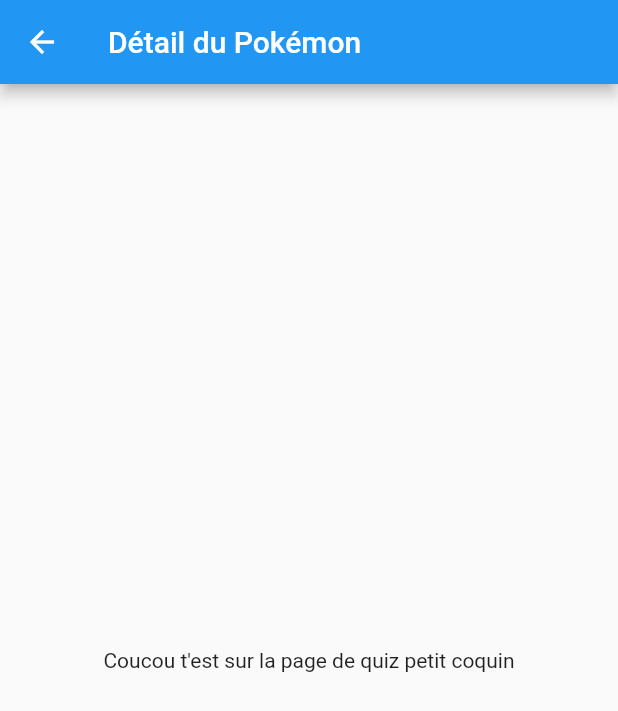
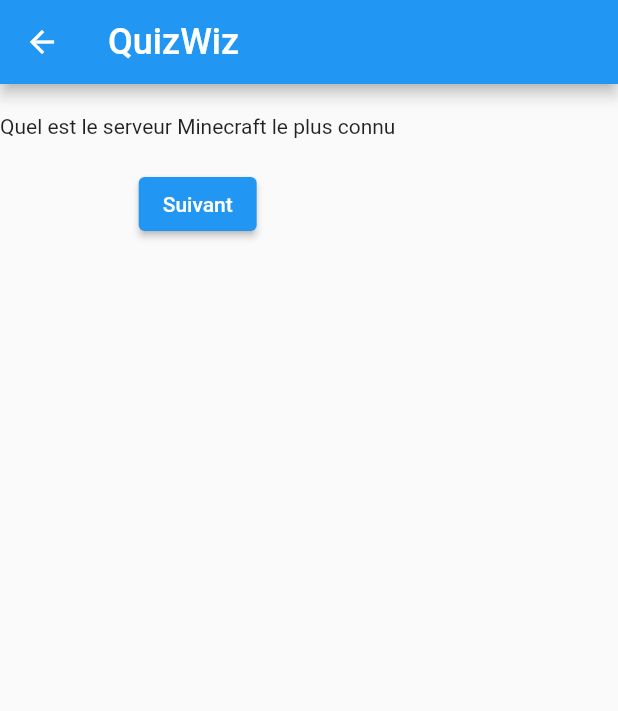
Before and after one commit to DJLGabJean/quiz_mobile, a Flutter app: the screen it shows after launch, after a tap on "Minecraft", on a phone screen of 412 x 824 dp. Shown: the top 711 px of the screen. Run offline on Flutter 3.47's test engine with Material 2 defaults, Android fonts, the phone set to English and light mode, and no system bars.

Commit message:
Enfin ça marche!! J'ai l'affichage des questions

```diff
--- a/lib/class/quiz.dart
+++ b/lib/class/quiz.dart
@@ -5,13 +5,11 @@
   final String title;
   final String description;
   List<Question> questions;
-  final VoidCallback onTap;
 
   Quiz(
     this.title,
     this.description,
     this.questions,
-    this.onTap,
   ) {
     validateQuestions(questions);
   }
--- a/lib/models/quizList.dart
+++ b/lib/controller/quizList.dart
@@ -12,9 +12,6 @@
     Question(3, "Quel est le thème de la mise à jour Trails & Tales", 'QCM', ["La créativité et l'expression de soi via la représentation et la narration", "L'ajout d'un nouveau biome", "Mise à jour des caves et des falaises", "Mise à jour du Nether"]),
     Question(4, 'Quel est le prénom masculin du personnage principal de Minecraft', 'RC', ["Steve"]),
   ],
-  () {
-    navigatorKey.currentState?.pushNamed(PageName.quizpage);
-  },
 );
 
 Quiz sonicQuiz = Quiz(
@@ -26,7 +23,4 @@
     Question(3, "Pourquoi Sonic est rapide ?", 'QCM', ["Grâce à ses chaussures", "A cause d'une expérience du Dr Robotnik", "A cause d'un accident", "Sanic"]),
     Question(4, 'En quoi se transforme Sonic dans Sonic Unleashed ?', 'RC', ["Loup-garou", "Hérisson-garou"]),
   ],
-  () {
-    navigatorKey.currentState?.pushNamed(PageName.quizpage);
-  },
 );
--- a/lib/main.dart
+++ b/lib/main.dart
@@ -1,7 +1,7 @@
 import 'package:flutter/material.dart';
 import 'package:quiz_mobile/class/quiz.dart';
-import 'package:quiz_mobile/models/quizList.dart';
-import 'package:quiz_mobile/quizpage.dart';
+import 'package:quiz_mobile/controller/quizList.dart';
+import 'package:quiz_mobile/routes/quizPage.dart';
 
 GlobalKey<NavigatorState> navigatorKey = GlobalKey<NavigatorState>();
 
@@ -29,7 +29,7 @@
       initialRoute: PageName.home,
       routes: {
       PageName.home: (context) => const HomePage(),
-      PageName.quizpage: (context) => const QuizPage(),
+      PageName.quizpage: (context) => QuizPage(),
       },
     );
   }
@@ -88,7 +88,12 @@
   @override
   Widget build(BuildContext context) {
     return InkWell(
-      onTap : quiz.onTap,
+      onTap : (){
+            Navigator.of(context).pushNamed(
+            PageName.quizpage,
+            arguments: quiz.questions,
+            );
+      },
       child : Container(
         decoration: BoxDecoration(
         color: const Color.fromARGB(255, 0, 121, 191), // Utiliser la couleur hexadécimale spécifiée
--- a/lib/quizpage.dart
+++ /dev/null
@@ -1,23 +0,0 @@
-import 'package:flutter/material.dart';
-
-class QuizPage extends StatelessWidget {
-  const QuizPage({super.key});
-
-  @override
-  Widget build(BuildContext context) {
-
-    return Scaffold(
-      appBar: AppBar(
-        title: const Text("Détail du Pokémon"),
-      ),
-      body: Center(
-        child: Column(
-          mainAxisAlignment: MainAxisAlignment.center,
-          children: const [
-            Text("Coucou t'est sur la page de quiz petit coquin")
-          ],
-        ),
-      ),
-    );
-  }
-}
--- /dev/null
+++ b/lib/routes/quizPage.dart
@@ -0,0 +1,52 @@
+// ignore_for_file: file_names
+
+import 'package:flutter/material.dart';
+import 'package:quiz_mobile/class/question.dart';
+
+class QuizPage extends StatefulWidget {
+
+  // ignore: prefer_const_constructors_in_immutables
+  QuizPage({super.key});
+
+  @override
+  State<QuizPage> createState() => _QuizPageState();
+}
+
+class _QuizPageState extends State<QuizPage> {
+  int currentQuestionIndex = 0;
+
+  @override
+  Widget build(BuildContext context) {
+    final question = ModalRoute.of(context)?.settings.arguments as List<Question>;
+    final currentQuestion = question[currentQuestionIndex];
+
+    return Scaffold(
+      appBar: AppBar(
+        title: const Text('QuizWiz', style: TextStyle(color: Colors.white, fontSize: 24)),
+      ),
+      body: Column(
+        children: [
+          // Afficher le contenu de la question actuelle
+          const SizedBox(height: 20),
+          Text(currentQuestion.question),
+          // Afficher le widget de réponse approprié en fonction du type de question
+          // if (currentQuestion.type == 'QCM')
+          //   QcmQuestionWidget(currentQuestion),
+          // if (currentQuestion.type == 'RC')
+          //   RcQuestionWidget(currentQuestion),
+          // Bouton "Suivant"
+          const SizedBox(height: 20),
+          ElevatedButton(
+            onPressed: () {
+                // Passer à la question suivante
+                if (currentQuestionIndex < question.length - 1) {
+                  currentQuestionIndex++;
+                }
+            },
+            child: const Text('Suivant'),
+          ),
+        ],
+      ),
+    );
+  }
+}
```
